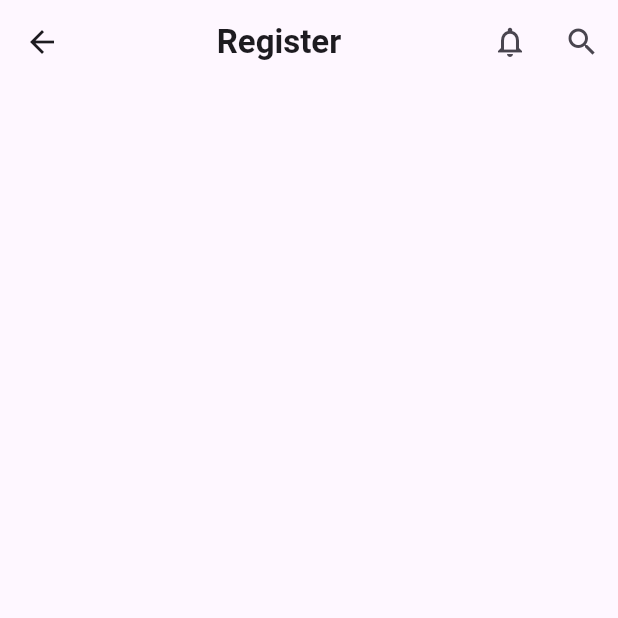
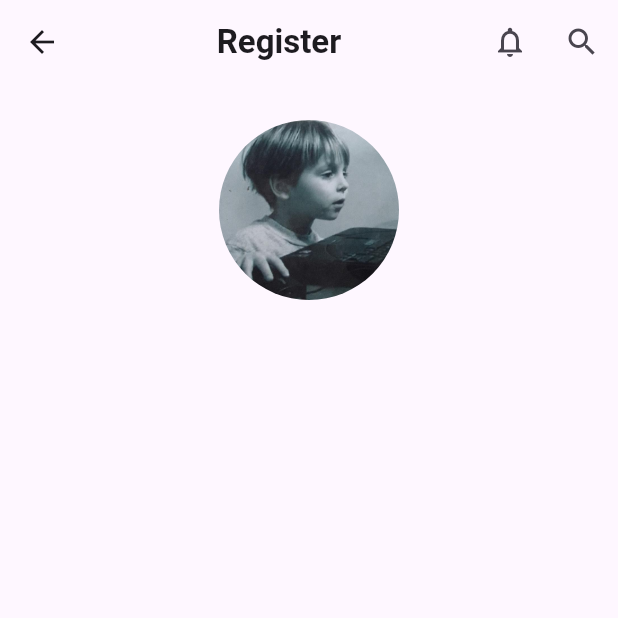
Before and after one commit to usefmahmud/flutter-assignment-register-page, a Flutter app: the screen it shows after launch, on a phone screen of 412 x 824 dp, the top half of it. Run offline on Flutter 3.47's test engine with Material 3 defaults, Android fonts, the phone set to English and light mode, and no system bars.

Commit message:
feat: add Header widget and update index export

```diff
--- a/lib/main.dart
+++ b/lib/main.dart
@@ -1,5 +1,5 @@
 import 'package:flutter/material.dart';
-import 'package:lab_assignment/widgets/appbar.dart';
+import 'package:lab_assignment/widgets/index.dart';
 
 void main() {
   runApp(const MyApp());
@@ -22,6 +22,9 @@ class MyHomePage extends StatelessWidget {
 
   @override
   Widget build(BuildContext context) {
-    return Scaffold(appBar: CustomAppBar());
+    return Scaffold(
+      appBar: CustomAppBar(),
+      body: Center(child: Column(children: [SizedBox(height: 24), Header()])),
+    );
   }
 }
--- /dev/null
+++ b/lib/widgets/header.dart
@@ -0,0 +1,13 @@
+import 'package:flutter/material.dart';
+
+class Header extends StatelessWidget {
+  const Header({super.key});
+
+  @override
+  Widget build(BuildContext context) {
+    return ClipRRect(
+      borderRadius: BorderRadius.circular(60),
+      child: Image.asset('assets/imgs/file.png', width: 120, height: 120),
+    );
+  }
+}
--- /dev/null
+++ b/lib/widgets/index.dart
@@ -0,0 +1,2 @@
+export 'appbar.dart';
+export 'header.dart';
```
Also changed, not shown: pubspec.yaml (+3 -5 lines), assets/imgs/file.png (added).
